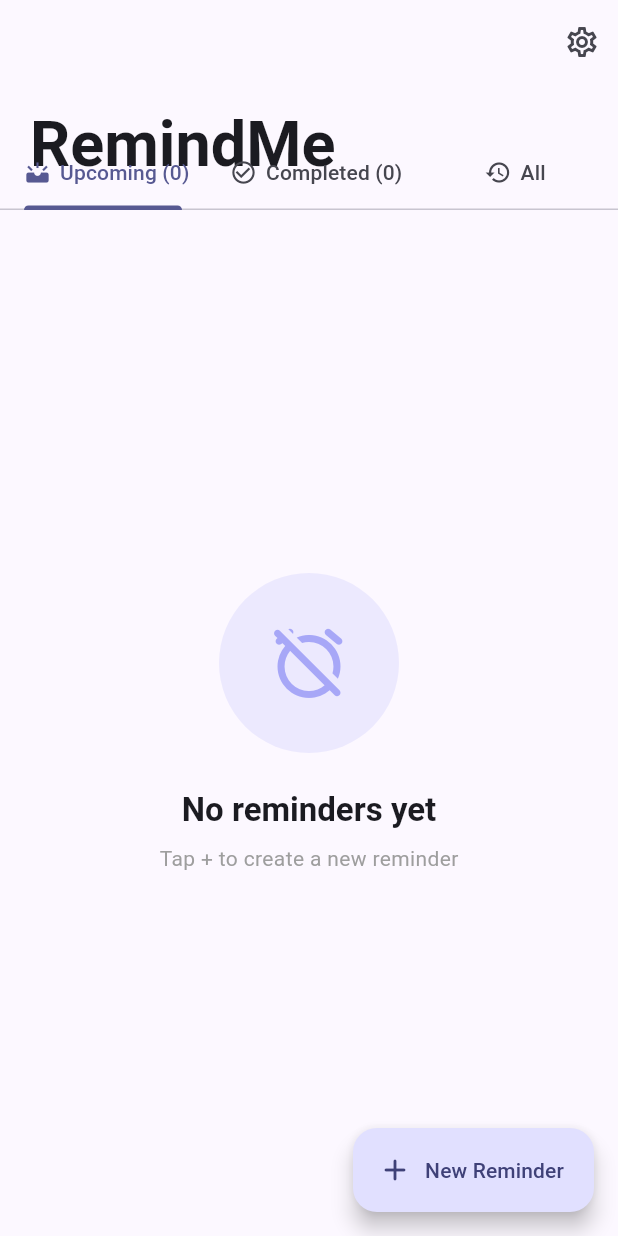
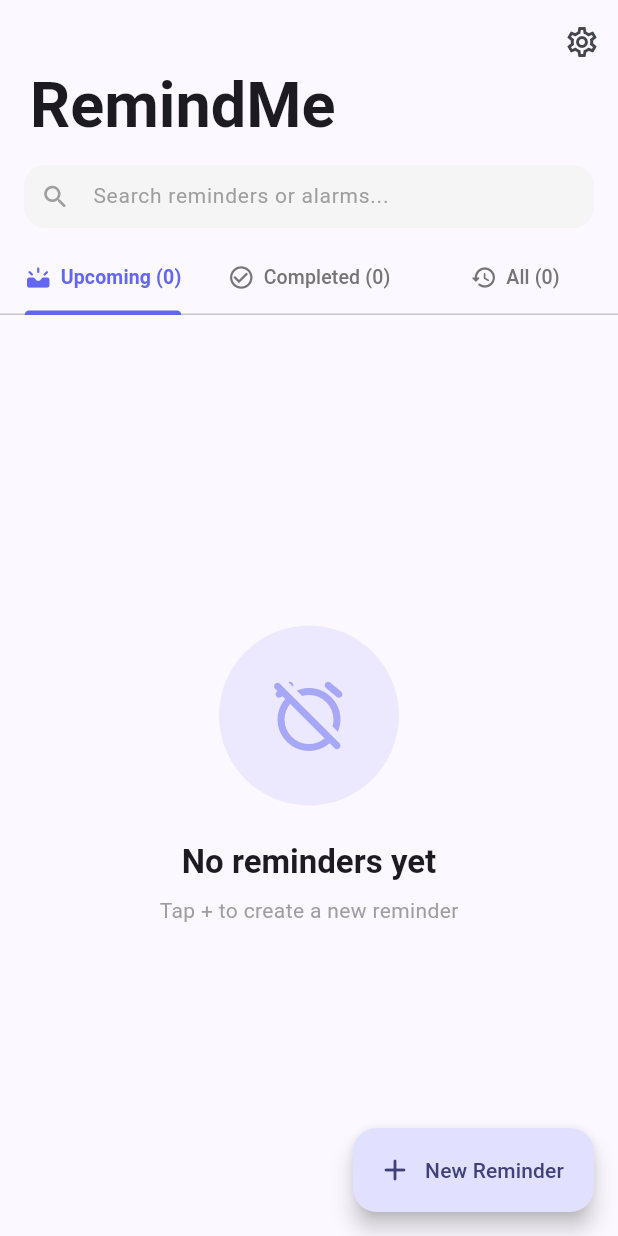
Before and after one commit to guhgcfdjvhgdvjhdgviudgvdukrgrt5ggyg/remindme, a Flutter app: the HomeScreen screen opened directly, on a phone screen of 412 x 824 dp. Run offline on Flutter 3.47's test engine with Material 3 defaults, Android fonts, the phone set to English and light mode, and no system bars; our stand-ins replace audioplayers, flutter_local_notifications, permission_handler, shared_preferences, sqflite, timezone; missing offline and left inert: android_alarm_manager_plus; accounts and stored records are empty.

Commit message:
Fix home screen tabs layout, add search bar, add build workflow

```diff
--- a/remindme/lib/screens/home_screen.dart
+++ b/remindme/lib/screens/home_screen.dart
@@ -18,6 +18,8 @@ class HomeScreen extends StatefulWidget {
 class _HomeScreenState extends State<HomeScreen>
     with SingleTickerProviderStateMixin {
   late TabController _tabController;
+  final TextEditingController _searchController = TextEditingController();
+  String _query = '';
 
   @override
   void initState() {
@@ -39,7 +41,62 @@ class _HomeScreenState extends State<HomeScreen>
   @override
   void dispose() {
     _tabController.dispose();
+    _searchController.dispose();
     super.dispose();
+  }
+
+  List<Reminder> _filter(List<Reminder> items) {
+    if (_query.isEmpty) return items;
+    return items
+        .where((r) =>
+            r.label.toLowerCase().contains(_query) ||
+            r.note.toLowerCase().contains(_query))
+        .toList();
+  }
+
+  Widget _buildSearchField() {
+    return SizedBox(
+      height: 46,
+      child: TextField(
+        controller: _searchController,
+        onChanged: (v) => setState(() => _query = v.trim().toLowerCase()),
+        textInputAction: TextInputAction.search,
+        style: const TextStyle(fontSize: 14),
+        decoration: InputDecoration(
+          hintText: 'Search reminders or alarms...',
+          hintStyle: TextStyle(fontSize: 14, color: Colors.grey.shade500),
+          prefixIcon:
+              Icon(Icons.search_rounded, size: 20, color: Colors.grey.shade500),
+          prefixIconConstraints:
+              const BoxConstraints(minWidth: 42, minHeight: 42),
+          suffixIcon: _query.isEmpty
+              ? null
+              : IconButton(
+                  icon: const Icon(Icons.close_rounded, size: 18),
+                  splashRadius: 18,
+                  onPressed: () {
+                    _searchController.clear();
+                    setState(() => _query = '');
+                  },
+                ),
+          isDense: true,
+          filled: true,
+          contentPadding: const EdgeInsets.symmetric(horizontal: 12),
+          border: OutlineInputBorder(
+            borderRadius: BorderRadius.circular(14),
+            borderSide: BorderSide.none,
+          ),
+          enabledBorder: OutlineInputBorder(
+            borderRadius: BorderRadius.circular(14),
+            borderSide: BorderSide.none,
+          ),
+          focusedBorder: OutlineInputBorder(
+            borderRadius: BorderRadius.circular(14),
+            borderSide: const BorderSide(color: Color(0xFF6366F1), width: 1.5),
+          ),
+        ),
+      ),
+    );
   }
 
   String _formatDateTime(DateTime dt) {
@@ -52,6 +109,22 @@ class _HomeScreenState extends State<HomeScreen>
     if (date == today) return 'Today, $time';
     if (date == tomorrow) return 'Tomorrow, $time';
     return '${DateFormat('dd MMM').format(dt)}, $time';
+  }
+
+  Widget _buildTab(IconData icon, String label, int? count) {
+    return Tab(
+      child: FittedBox(
+        fit: BoxFit.scaleDown,
+        child: Row(
+          mainAxisSize: MainAxisSize.min,
+          children: [
+            Icon(icon, size: 18),
+            const SizedBox(width: 6),
+            Text(count == null ? label : '$label ($count)'),
+          ],
+        ),
+      ),
+    );
   }
 
   Future<void> _scheduleReminder(Reminder r) async {
@@ -75,21 +148,23 @@ class _HomeScreenState extends State<HomeScreen>
   @override
   Widget build(BuildContext context) {
     final provider = context.watch<ReminderProvider>();
-    final upcoming = provider.upcoming;
-    final completed = provider.completed;
+    final all = [...provider.upcoming, ...provider.completed];
+    final upcomingList = _filter(provider.upcoming);
+    final completedList = _filter(provider.completed);
+    final allList = _filter(all);
 
     return Scaffold(
       body: NestedScrollView(
         headerSliverBuilder: (context, innerBoxIsScrolled) {
           return [
             SliverAppBar(
-              expandedHeight: 140,
+              expandedHeight: 210,
               floating: true,
               pinned: true,
               elevation: 0,
               scrolledUnderElevation: 0,
               flexibleSpace: FlexibleSpaceBar(
-                titlePadding: const EdgeInsets.only(left: 20, bottom: 16),
+                titlePadding: const EdgeInsets.only(left: 20, bottom: 112),
                 title: Text(
                   'RemindMe',
                   style: TextStyle(
@@ -111,40 +186,39 @@ class _HomeScreenState extends State<HomeScreen>
                   },
                 ),
               ],
-              bottom: TabBar(
-                controller: _tabController,
-                tabs: [
-                  Tab(
-                    child: Row(
-                      mainAxisSize: MainAxisSize.min,
-                      children: [
-                        const Icon(Icons.upcoming, size: 18),
-                        const SizedBox(width: 6),
-                        Text('Upcoming (${upcoming.length})'),
+              bottom: PreferredSize(
+                preferredSize: const Size.fromHeight(104),
+                child: Column(
+                  mainAxisSize: MainAxisSize.min,
+                  children: [
+                    Padding(
+                      padding: const EdgeInsets.fromLTRB(16, 4, 16, 6),
+                      child: _buildSearchField(),
+                    ),
+                    TabBar(
+                      controller: _tabController,
+                      labelPadding: const EdgeInsets.symmetric(horizontal: 4),
+                      indicatorColor: const Color(0xFF6366F1),
+                      labelColor: const Color(0xFF6366F1),
+                      unselectedLabelColor: Colors.grey.shade600,
+                      labelStyle: const TextStyle(
+                        fontSize: 13,
+                        fontWeight: FontWeight.w600,
+                      ),
+                      unselectedLabelStyle: const TextStyle(
+                        fontSize: 13,
+                        fontWeight: FontWeight.w500,
+                      ),
+                      tabs: [
+                        _buildTab(Icons.upcoming_rounded, 'Upcoming',
+                            provider.upcoming.length),
+                        _buildTab(Icons.check_circle_outline, 'Completed',
+                            provider.completed.length),
+                        _buildTab(Icons.history_rounded, 'All', all.length),
                       ],
                     ),
-                  ),
-                  Tab(
-                    child: Row(
-                      mainAxisSize: MainAxisSize.min,
-                      children: [
-                        const Icon(Icons.check_circle_outline, size: 18),
-                        const SizedBox(width: 6),
-                        Text('Completed (${completed.length})'),
-                      ],
-                    ),
-                  ),
-                  const Tab(
-                    child: Row(
-                      mainAxisSize: MainAxisSize.min,
-                      children: [
-                        Icon(Icons.history, size: 18),
-                        SizedBox(width: 6),
-                        Text('All'),
-                      ],
-                    ),
-                  ),
-                ],
+                  ],
+                ),
               ),
             ),
           ];
@@ -152,9 +226,9 @@ class _HomeScreenState extends State<HomeScreen>
         body: TabBarView(
           controller: _tabController,
           children: [
-            _buildReminderList(upcoming, isUpcoming: true),
-            _buildReminderList(completed, isCompleted: true),
-            _buildAllReminders(upcoming, completed),
+            _buildReminderList(upcomingList, isUpcoming: true),
+            _buildReminderList(completedList, isCompleted: true),
+            _buildAllReminders(allList),
           ],
         ),
       ),
@@ -189,7 +263,9 @@ class _HomeScreenState extends State<HomeScreen>
   Widget _buildReminderList(List<Reminder> items,
       {bool isUpcoming = false, bool isCompleted = false}) {
     if (items.isEmpty) {
-      return _buildEmptyState(isUpcoming, isCompleted);
+      return _query.isNotEmpty
+          ? _buildNoResults()
+          : _buildEmptyState(isUpcoming, isCompleted);
     }
 
     return ListView.builder(
@@ -251,10 +327,11 @@ class _HomeScreenState extends State<HomeScreen>
     );
   }
 
-  Widget _buildAllReminders(List<Reminder> upcoming, List<Reminder> completed) {
-    final all = [...upcoming, ...completed];
+  Widget _buildAllReminders(List<Reminder> all) {
     if (all.isEmpty) {
-      return _buildEmptyState(true, false);
+      return _query.isNotEmpty
+          ? _buildNoResults()
+          : _buildEmptyState(true, false);
     }
     return ListView.builder(
       padding: const EdgeInsets.fromLTRB(16, 16, 16, 100),
@@ -413,6 +490,34 @@ class _HomeScreenState extends State<HomeScreen>
     );
   }
 
+  Widget _buildNoResults() {
+    return Center(
+      child: Column(
+        mainAxisAlignment: MainAxisAlignment.center,
+        children: [
+          Icon(Icons.search_off_rounded, size: 56, color: Colors.grey.shade400),
+          const SizedBox(height: 16),
+          Padding(
+            padding: const EdgeInsets.symmetric(horizontal: 32),
+            child: Text(
+              'No results for "${_searchController.text}"',
+              textAlign: TextAlign.center,
+              style: Theme.of(context)
+                  .textTheme
+                  .titleMedium
+                  ?.copyWith(fontWeight: FontWeight.w600),
+            ),
+          ),
+          const SizedBox(height: 6),
+          Text(
+            'Try a different keyword',
+            style: TextStyle(color: Colors.grey.shade500),
+          ),
+        ],
+      ),
+    );
+  }
+
   Widget _buildEmptyState(bool isUpcoming, bool isCompleted) {
     return Center(
       child: Column(
```
Also changed, not shown: 24 other files.
